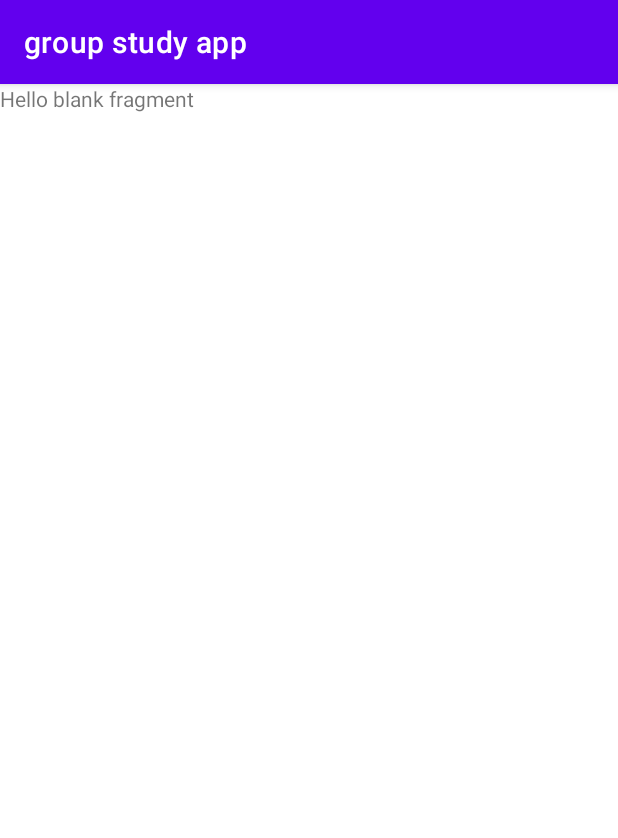
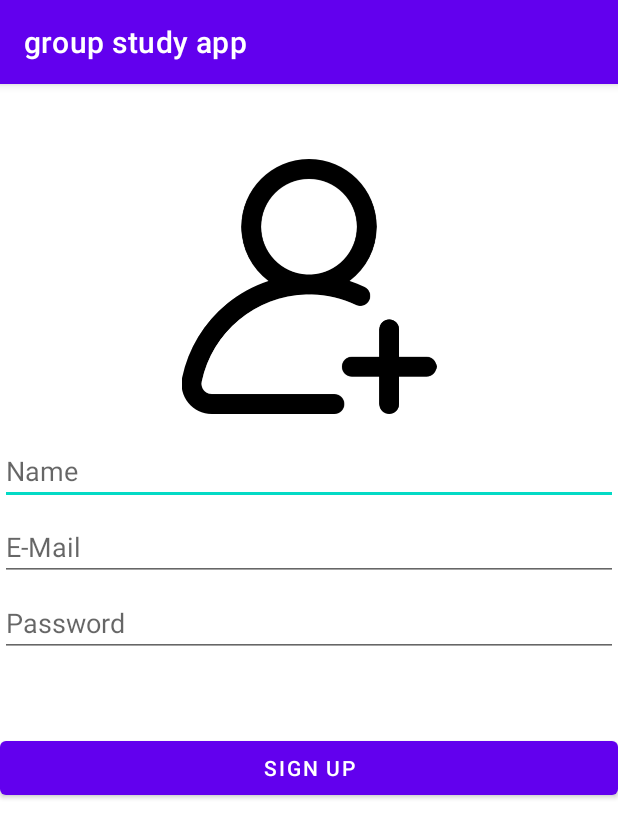
Before and after one commit to RonakWithCode/group-study-app, an Android app: the fragment SignUpFragment shown on its own in the app's theme, on a phone screen of 412 x 824 dp. Shown: the top 838 px of the screen. Run offline under Robolectric (Android 15) with nearby library versions, the phone set to English and light mode, and no system bars.

Commit message:
In making

```diff
--- a/app/src/main/res/layout/fragment_sign_up.xml
+++ b/app/src/main/res/layout/fragment_sign_up.xml
@@ -1,14 +1,57 @@
 <?xml version="1.0" encoding="utf-8"?>
-<FrameLayout xmlns:android="http://schemas.android.com/apk/res/android"
+<RelativeLayout xmlns:android="http://schemas.android.com/apk/res/android"
     xmlns:tools="http://schemas.android.com/tools"
     android:layout_width="match_parent"
     android:layout_height="match_parent"
     tools:context=".Fragment.SignUpFragment">
 
-    <!-- TODO: Update blank fragment layout -->
-    <TextView
+    <ImageView
+        android:id="@+id/icon"
         android:layout_width="match_parent"
-        android:layout_height="match_parent"
-        android:text="@string/hello_blank_fragment" />
+        android:layout_height="170dp"
+        android:layout_alignParentTop="true"
+        android:layout_alignParentStart="true"
+        android:layout_alignParentEnd="true"
+        android:layout_marginTop="50dp"
+        android:src="@drawable/sigupicon" />
 
-</FrameLayout>
+    <EditText
+        android:layout_marginTop="15dp"
+        android:id="@+id/Name"
+        android:layout_below="@id/icon"
+        android:hint="Name"
+        android:maxLength="30"
+        android:layout_width="match_parent"
+        android:layout_height="wrap_content"
+        android:autofillHints="username"
+        android:inputType="textPersonName" />
+
+    <EditText
+        android:layout_marginTop="5dp"
+        android:id="@+id/mail"
+        android:layout_below="@id/Name"
+        android:hint="E-Mail"
+        android:layout_width="match_parent"
+        android:layout_height="wrap_content"
+        android:autofillHints="emailAddress"
+        android:inputType="textEmailAddress" />
+
+
+    <EditText
+        android:layout_marginTop="5dp"
+        android:id="@+id/pass"
+        android:layout_below="@id/mail"
+        android:hint="Password"
+        android:layout_width="match_parent"
+        android:layout_height="wrap_content"
+        android:autofillHints="emailAddress"
+        android:inputType="textEmailAddress" />
+
+    <Button
+        android:id="@+id/SignBtu"
+        android:layout_marginTop="50dp"
+        android:text="Sign Up"
+        android:layout_below="@id/pass"
+        android:layout_width="match_parent"
+        android:layout_height="wrap_content"/>
+</RelativeLayout>
```
Also changed, not shown: app/src/main/res/drawable-v24/sigupicon.png (added).
